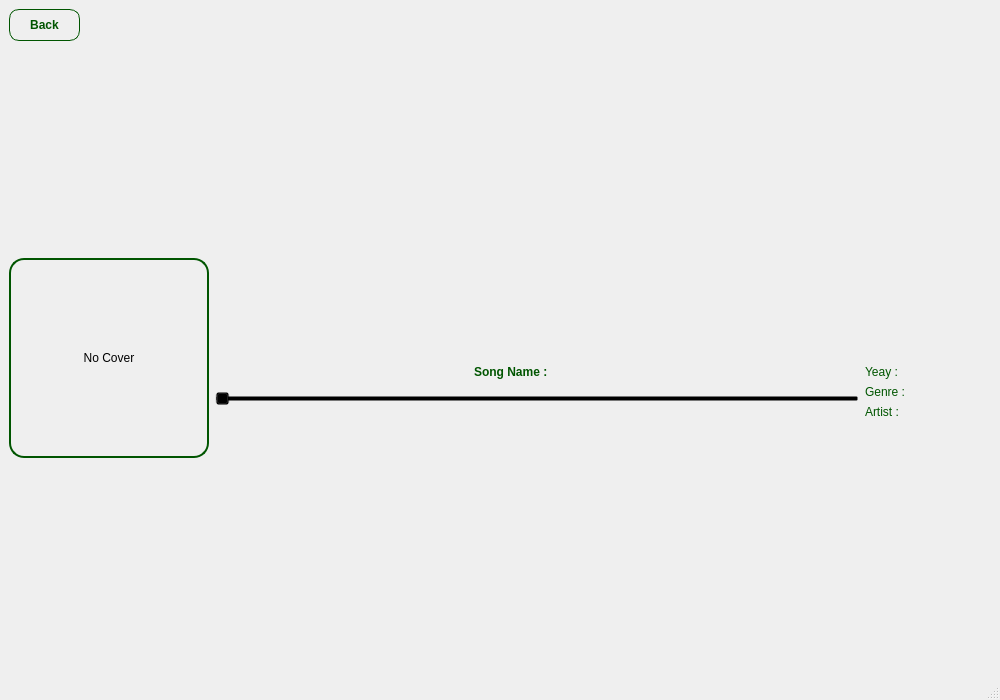
The window that songwindow.ui (aminfooladi/QSpotify) describes before a commit, drawn with Qt 5.
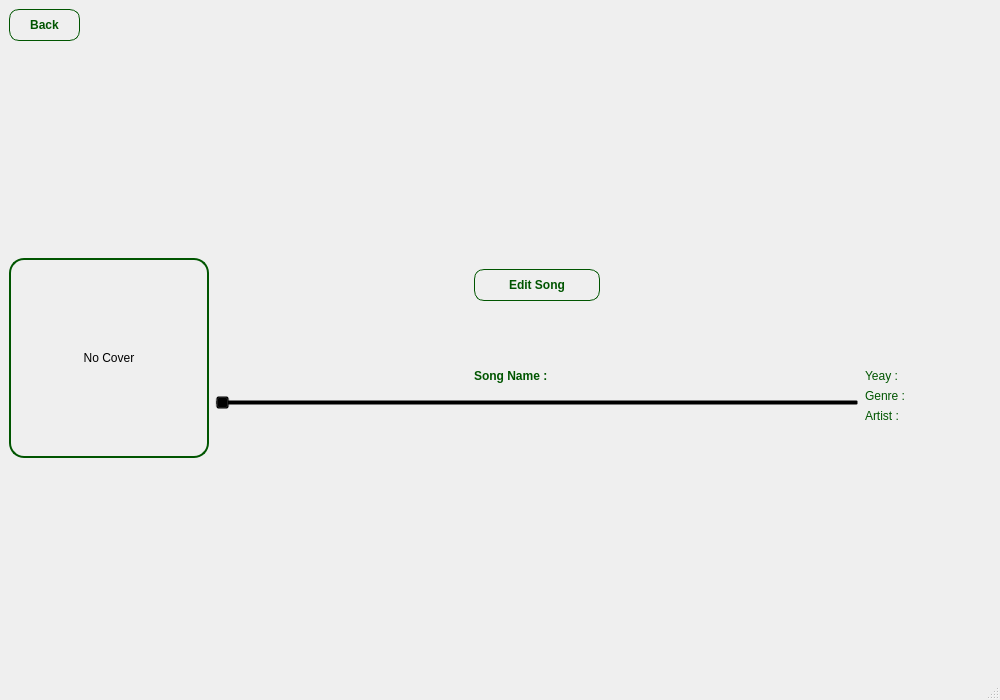
The same window after the commit. Icons and pictures are not drawn.

Commit message: add editSongWindow .ui , .cpp , .h and add signals and slots of it

Patch:
```diff
--- a/songwindow.ui
+++ b/songwindow.ui
@@ -339,6 +339,31 @@
         </item>
        </layout>
       </item>
+      <item row="0" column="1">
+       <widget class="QPushButton" name="pushButton_2">
+        <property name="styleSheet">
+         <string notr="true">background: transparent;
+border: 1px solid rgb(0, 85, 0);
+border-radius: 10px;
+padding: 8px 20px;
+color: rgb(0, 85, 0);
+font-weight: bold;
+</string>
+        </property>
+        <property name="text">
+         <string>Edit Song</string>
+        </property>
+        <property name="icon">
+         <iconset theme="QIcon::ThemeIcon::MailMessageNew"/>
+        </property>
+        <property name="iconSize">
+         <size>
+          <width>25</width>
+          <height>25</height>
+         </size>
+        </property>
+       </widget>
+      </item>
      </layout>
     </item>
     <item row="0" column="0" colspan="2">
```
The commit also changes 12 other files.
